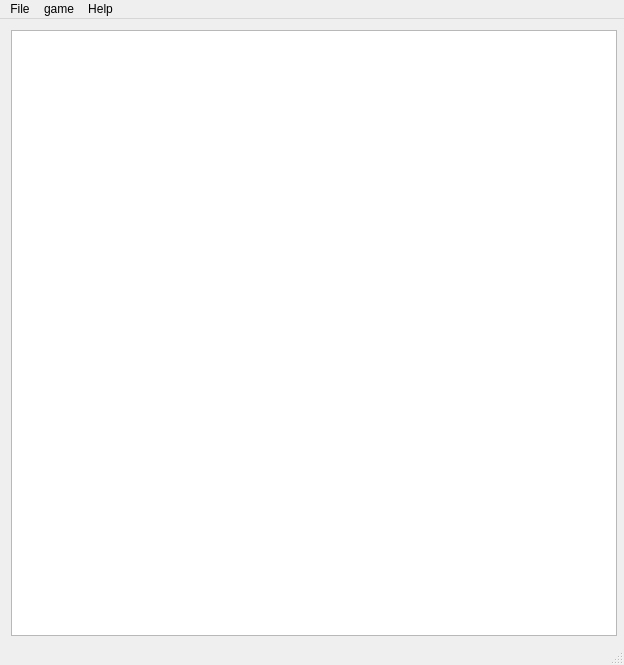
Above: interface_QT/forms/mainwindow.ui from anat/gomhokuto-de-cuisine before the change. Below: the same form after it.
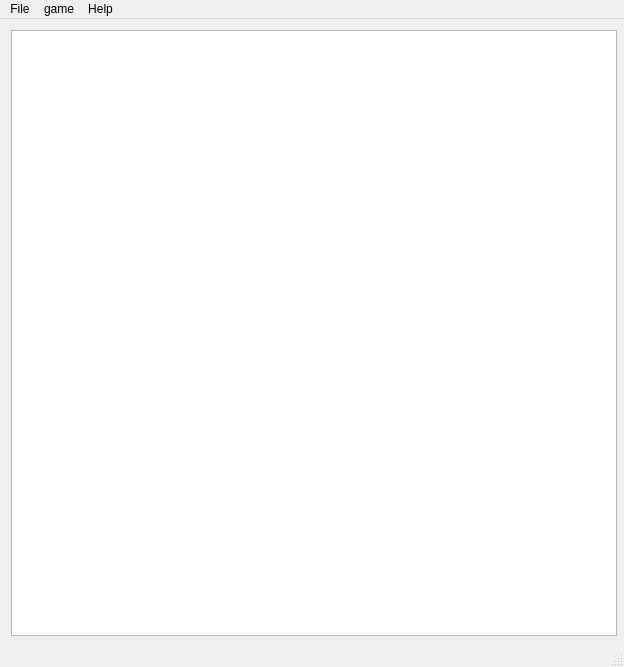
That is the form after the change.

The edit to the form file:
```diff
--- a/interface_QT/forms/mainwindow.ui
+++ b/interface_QT/forms/mainwindow.ui
@@ -7,7 +7,7 @@
     <x>0</x>
     <y>0</y>
     <width>624</width>
-    <height>665</height>
+    <height>667</height>
    </rect>
   </property>
   <property name="minimumSize">
```
Left out of the diff: 6 changed lines with no effect on the pictures.
